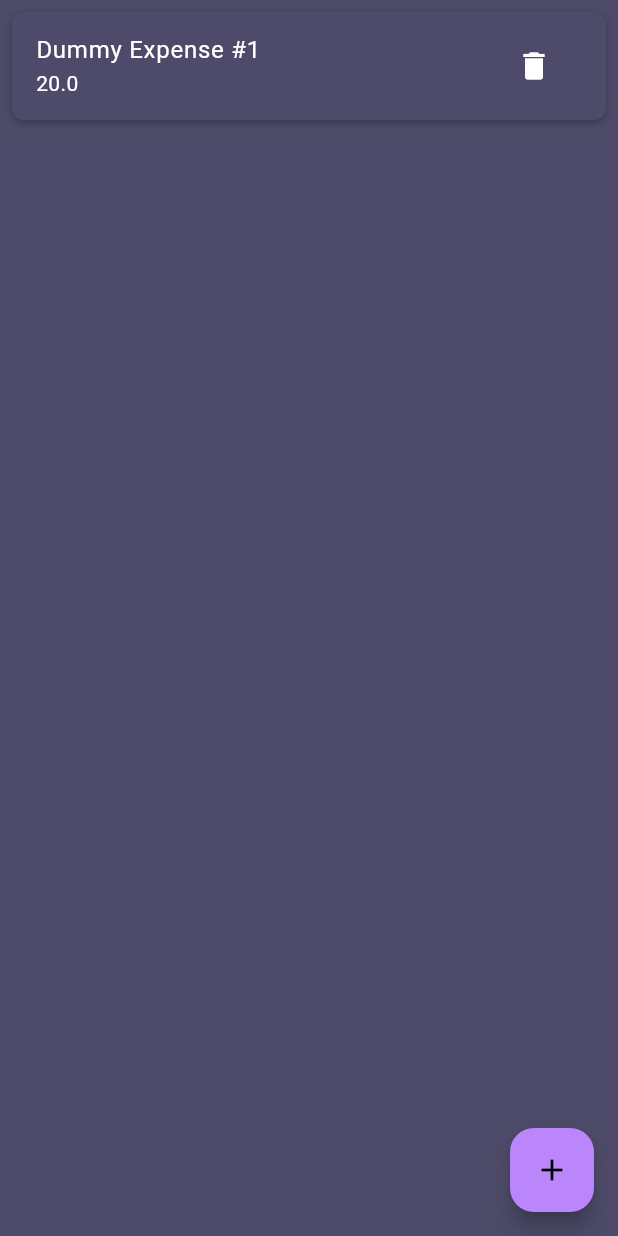
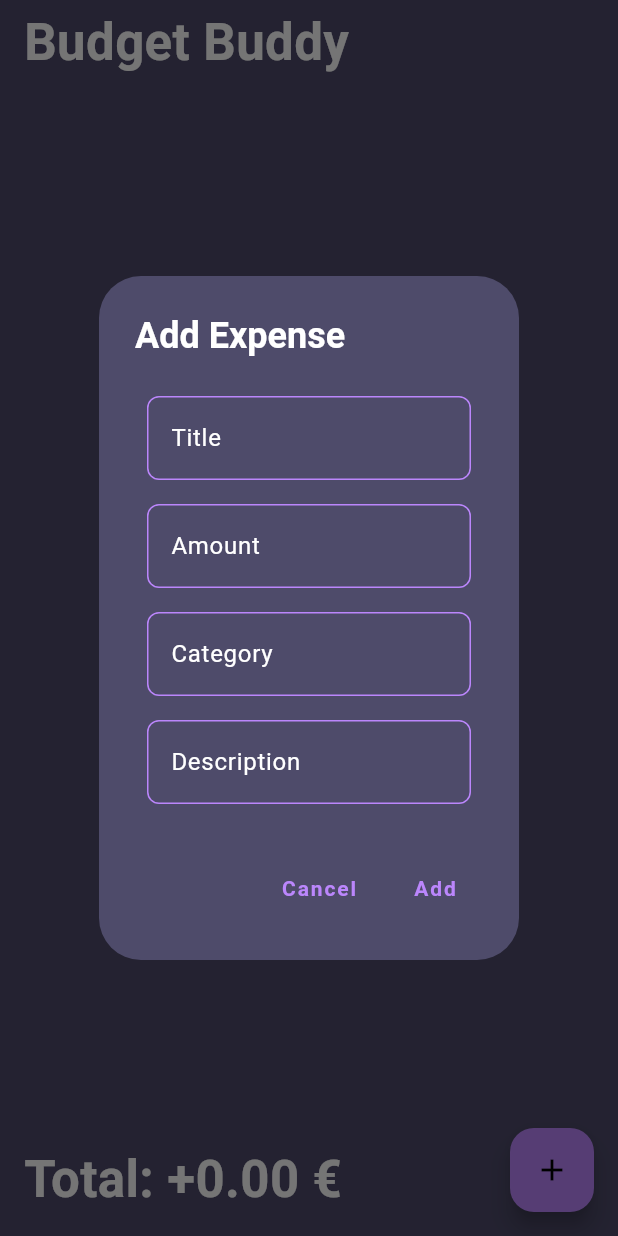
Before and after one commit to maxj4/budget_buddy, a Flutter app: the screen it shows after launch, after a tap on the "add" icon, on a phone screen of 412 x 824 dp. Run offline on Flutter 3.47's test engine with Material 3 defaults, Android fonts, the phone set to English and light mode, and no system bars; our stand-ins replace dartz, equatable, flutter_bloc, isar; accounts and stored records are empty; generated files the repository leaves out were written again.

Commit message:
UI iteration 1

```diff
--- a/lib/main.dart
+++ b/lib/main.dart
@@ -43,6 +43,7 @@ class MainApp extends StatelessWidget {
     return BlocProvider(
       create: (_) => expenseBloc..add(LoadExpenseEvent()),
       child: MaterialApp(
+        debugShowCheckedModeBanner: false,
         theme: AppTheme.darkTheme,
         home: const MainPage(),
       ),
--- a/lib/presentation/pages/main_page.dart
+++ b/lib/presentation/pages/main_page.dart
@@ -1,7 +1,6 @@
-import 'package:budget_buddy/domain/entities/expense.dart';
 import 'package:budget_buddy/presentation/bloc/expense_bloc.dart';
-import 'package:budget_buddy/presentation/bloc/expense_event.dart';
 import 'package:budget_buddy/presentation/bloc/expense_state.dart';
+import 'package:budget_buddy/presentation/widgets/add_expense_floating_action_button.dart';
 import 'package:budget_buddy/presentation/widgets/expense_widget.dart';
 import 'package:flutter/material.dart';
 import 'package:flutter_bloc/flutter_bloc.dart';
@@ -12,36 +11,65 @@ class MainPage extends StatelessWidget {
   @override
   Widget build(BuildContext context) {
     return Scaffold(
+      appBar: AppBar(
+        title: Text(
+          'Budget Buddy',
+          style: Theme.of(context).textTheme.headlineMedium,
+        ),
+      ),
       body: BlocBuilder<ExpenseBloc, ExpenseState>(builder: (context, state) {
         if (state is ExpenseInitial) {
-          return const Center(child: Text('Initial'));
+          return const Center(
+            child: Text('Initial'),
+          );
         } else if (state is ExpenseLoading) {
-          return const Center(child: CircularProgressIndicator());
+          return const Center(
+            child: CircularProgressIndicator(),
+          );
         } else if (state is ExpenseLoaded) {
-          return ListView.builder(
-            itemCount: state.expenses.length,
-            itemBuilder: (context, index) {
-              final expense = state.expenses[index];
-              return ExpenseWidget(expense: expense);
-            },
+          final double totalAmount =
+              state.expenses.fold(0, (sum, expense) => sum + expense.amount);
+          return Column(
+            children: [
+              Expanded(
+                child: ListView.builder(
+                  itemCount: state.expenses.length,
+                  itemBuilder: (context, index) {
+                    final expense = state.expenses[index];
+                    return ExpenseWidget(expense: expense);
+                  },
+                ),
+              ),
+              Padding(
+                padding: const EdgeInsets.all(16.0),
+                child: Row(
+                  mainAxisAlignment: MainAxisAlignment.start,
+                  children: [
+                    totalAmount > 0
+                        ? Text(
+                            'Total: -${totalAmount.toStringAsFixed(2)} €',
+                            style: Theme.of(context).textTheme.headlineMedium,
+                          )
+                        : Text(
+                            'Total: +${totalAmount.abs().toStringAsFixed(2)} €',
+                            style: Theme.of(context).textTheme.headlineMedium,
+                          ),
+                  ],
+                ),
+              ),
+            ],
           );
         } else if (state is ExpenseError) {
-          return Center(child: Text(state.message));
+          return Center(
+            child: Text(state.message),
+          );
         } else {
-          return const Center(child: Text('Unknown State'));
+          return const Center(
+            child: Text('Unknown State'),
+          );
         }
       }),
-      floatingActionButton: FloatingActionButton(
-        child: const Icon(Icons.add),
-        onPressed: () {
-          final dummy = Expense(
-            title: 'Dummy Expense',
-            amount: 20.0,
-            date: DateTime.now(),
-          );
-          context.read<ExpenseBloc>().add(AddExpenseEvent(dummy));
-        },
-      ),
+      floatingActionButton: AddExpenseFloatingActionButton(),
     );
   }
 }
--- /dev/null
+++ b/lib/presentation/widgets/add_expense_floating_action_button.dart
@@ -0,0 +1,123 @@
+import 'package:budget_buddy/domain/entities/expense.dart';
+import 'package:budget_buddy/presentation/bloc/expense_bloc.dart';
+import 'package:budget_buddy/presentation/bloc/expense_event.dart';
+import 'package:flutter/material.dart';
+import 'package:flutter_bloc/flutter_bloc.dart';
+
+class AddExpenseFloatingActionButton extends StatelessWidget {
+  final _formKey = GlobalKey<FormState>();
+
+  AddExpenseFloatingActionButton({
+    super.key,
+  });
+
+  @override
+  Widget build(BuildContext context) {
+    return FloatingActionButton(
+      child: const Icon(Icons.add),
+      onPressed: () {
+        final expense = Expense(
+          title: 'New Expense',
+          amount: 0,
+          date: DateTime.now(),
+        );
+
+        showAdaptiveDialog(
+          context: context,
+          builder: (BuildContext context) {
+            return AlertDialog.adaptive(
+              title: const Text('Add Expense'),
+              content: SingleChildScrollView(
+                child: Form(
+                  key: _formKey,
+                  child: Column(
+                    mainAxisSize: MainAxisSize.min,
+                    children: [
+                      Padding(
+                        padding: const EdgeInsets.all(8.0),
+                        child: TextFormField(
+                          decoration: const InputDecoration(
+                            labelText: 'Title',
+                          ),
+                          validator: (value) {
+                            if (value == null || value.isEmpty) {
+                              return 'Please enter a title';
+                            }
+                            return null;
+                          },
+                          onSaved: (value) {
+                            expense.title = value!;
+                          },
+                        ),
+                      ),
+                      Padding(
+                        padding: const EdgeInsets.all(8.0),
+                        child: TextFormField(
+                          decoration: const InputDecoration(
+                            labelText: 'Amount',
+                          ),
+                          validator: (value) {
+                            if (value == null || value.isEmpty) {
+                              return 'Please enter an amount';
+                            }
+                            if (double.tryParse(value) == null) {
+                              return 'Please enter a valid number';
+                            }
+                            return null;
+                          },
+                          onSaved: (value) {
+                            expense.amount = double.parse(value!);
+                          },
+                        ),
+                      ),
+                      Padding(
+                        padding: const EdgeInsets.all(8.0),
+                        child: TextFormField(
+                          decoration: const InputDecoration(
+                            labelText: 'Category',
+                          ),
+                          onSaved: (value) {
+                            expense.category = value;
+                          },
+                        ),
+                      ),
+                      Padding(
+                        padding: const EdgeInsets.all(8.0),
+                        child: TextFormField(
+                          decoration: const InputDecoration(
+                            labelText: 'Description',
+                          ),
+                          onSaved: (value) {
+                            expense.description = value;
+                          },
+                        ),
+                      ),
+                    ],
+                  ),
+                ),
+              ),
+              actions: [
+                TextButton(
+                  onPressed: () {
+                    Navigator.of(context).pop();
+                  },
+                  child: const Text('Cancel'),
+                ),
+                TextButton(
+                  onPressed: () {
+                    if (_formKey.currentState!.validate()) {
+                      _formKey.currentState!.save();
+                      context.read<ExpenseBloc>().add(AddExpenseEvent(expense));
+                      Navigator.of(context).pop();
+                    }
+                  },
+                  child: const Text('Add'),
+                ),
+              ],
+            );
+          },
+        );
+      },
+    );
+  }
+}
```
Also changed, not shown: lib/presentation/widgets/expense_widget.dart (+52 -3 lines).
